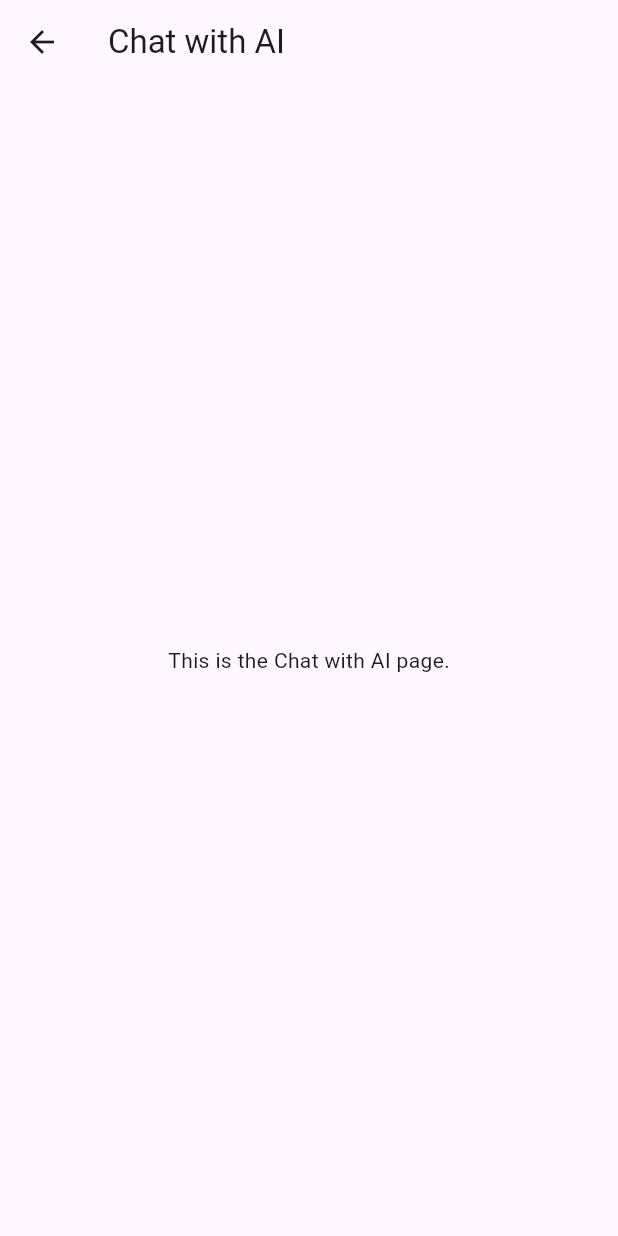
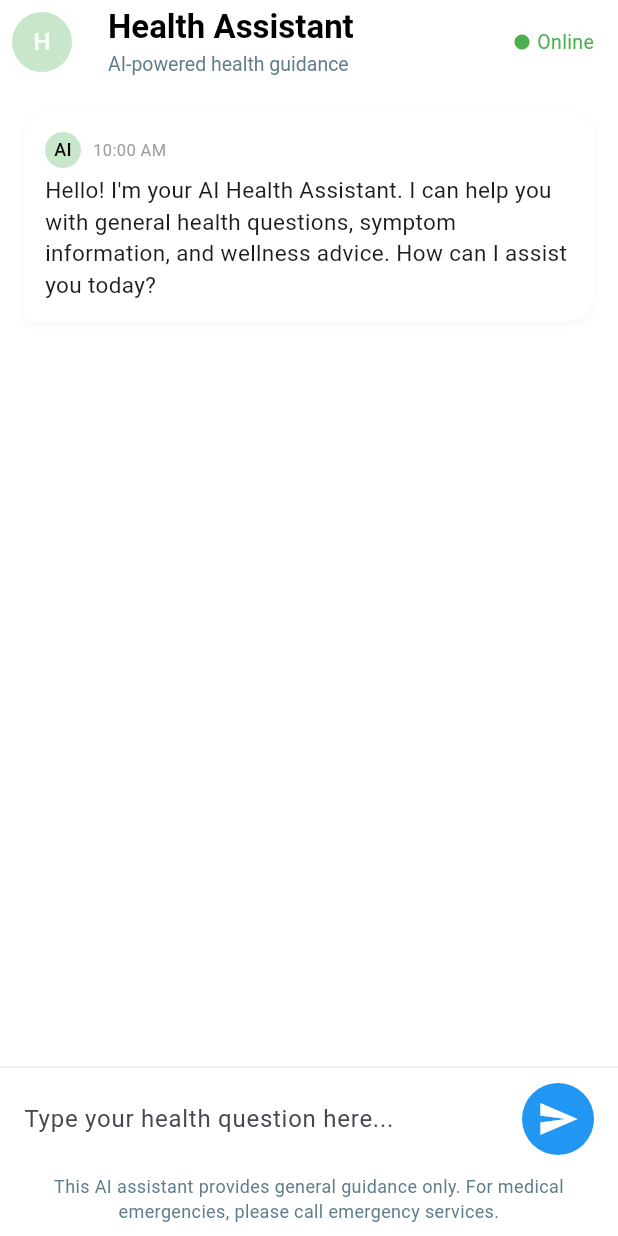
Before and after one commit to ASEGIDADANE/ai-health-assistant-app, a Flutter app: the screen it shows after launch, after a tap on "Chat with AI", on a phone screen of 412 x 824 dp. Run offline on Flutter 3.47's test engine with Material 3 defaults, Android fonts, the phone set to English and light mode, and no system bars; our stand-ins replace device_preview.

Commit message:
chat ui implemetion

```diff
--- /dev/null
+++ b/frontend/lib/views/chat_with_ai_page.dart
@@ -0,0 +1,182 @@
+import 'package:flutter/material.dart';
+
+class ChatWithAIPage extends StatefulWidget {
+  const ChatWithAIPage({Key? key}) : super(key: key);
+
+  @override
+  State<ChatWithAIPage> createState() => _ChatWithAIPageState();
+}
+
+class _ChatWithAIPageState extends State<ChatWithAIPage> {
+  final TextEditingController _controller = TextEditingController();
+  final List<_ChatMessage> _messages = [
+    _ChatMessage(
+      sender: 'AI',
+      message: "Hello! I'm your AI Health Assistant. I can help you with general health questions, symptom information, and wellness advice. How can I assist you today?",
+      time: '10:00 AM',
+      isAI: true,
+    ),
+  ];
+
+  void _sendMessage() {
+    final text = _controller.text.trim();
+    if (text.isEmpty) return;
+    setState(() {
+      _messages.add(_ChatMessage(sender: 'You', message: text, time: 'Now', isAI: false));
+      _controller.clear();
+      // Simulate AI response (replace with real API call)
+      Future.delayed(const Duration(milliseconds: 800), () {
+        setState(() {
+          _messages.add(_ChatMessage(sender: 'AI', message: "I'm here to help! (This is a static response.)", time: 'Now', isAI: true));
+        });
+      });
+    });
+  }
+
+  @override
+  Widget build(BuildContext context) {
+    return Scaffold(
+      backgroundColor: Colors.white,
+      appBar: AppBar(
+        backgroundColor: Colors.white,
+        elevation: 0,
+        leading: Padding(
+          padding: const EdgeInsets.all(8.0),
+          child: CircleAvatar(
+            backgroundColor: Colors.green[100],
+            child: const Text('H', style: TextStyle(color: Colors.white)),
+          ),
+        ),
+        title: Column(
+          crossAxisAlignment: CrossAxisAlignment.start,
+          children: const [
+            Text('Health Assistant', style: TextStyle(fontWeight: FontWeight.bold, color: Colors.black)),
+            SizedBox(height: 2),
+            Text('AI-powered health guidance', style: TextStyle(fontSize: 13, color: Colors.blueGrey)),
+          ],
+        ),
+        actions: const [
+          Padding(
+            padding: EdgeInsets.only(right: 16.0),
+            child: Row(
+              children: [
+                Icon(Icons.circle, color: Colors.green, size: 12),
+                SizedBox(width: 4),
+                Text('Online', style: TextStyle(color: Colors.green, fontSize: 13)),
+              ],
+            ),
+          ),
+        ],
+      ),
+      body: Column(
+        children: [
+          Expanded(
+            child: ListView.builder(
+              padding: const EdgeInsets.symmetric(horizontal: 16, vertical: 12),
+              itemCount: _messages.length,
+              itemBuilder: (context, index) {
+                final msg = _messages[index];
+                return Align(
+                  alignment: msg.isAI ? Alignment.centerLeft : Alignment.centerRight,
+                  child: Container(
+                    margin: const EdgeInsets.symmetric(vertical: 6),
+                    padding: const EdgeInsets.all(14),
+                    decoration: BoxDecoration(
+                      color: msg.isAI ? Colors.white : Colors.blue[50],
+                      borderRadius: BorderRadius.only(
+                        topLeft: const Radius.circular(18),
+                        topRight: const Radius.circular(18),
+                        bottomLeft: Radius.circular(msg.isAI ? 4 : 18),
+                        bottomRight: Radius.circular(msg.isAI ? 18 : 4),
+                      ),
+                      boxShadow: [
+                        BoxShadow(
+                          color: Colors.black.withOpacity(0.04),
+                          blurRadius: 4,
+                          offset: const Offset(0, 2),
+                        ),
+                      ],
+                    ),
+                    child: Column(
+                      crossAxisAlignment: CrossAxisAlignment.start,
+                      children: [
+                        if (msg.isAI)
+                          Row(
+                            children: [
+                              CircleAvatar(
+                                radius: 12,
+                                backgroundColor: Colors.green[100],
+                                child: const Text('AI', style: TextStyle(fontSize: 12, color: Colors.black)),
+                              ),
+                              const SizedBox(width: 8),
+                              Text(msg.time, style: const TextStyle(fontSize: 11, color: Colors.grey)),
+                            ],
+                          ),
+                        if (!msg.isAI)
+                          Align(
+                            alignment: Alignment.centerRight,
+                            child: Text(msg.time, style: const TextStyle(fontSize: 11, color: Colors.grey)),
+                          ),
+                        const SizedBox(height: 4),
+                        Text(msg.message, style: const TextStyle(fontSize: 15)),
+                      ],
+                    ),
+                  ),
+                );
+              },
+            ),
+          ),
+          Container(
+            padding: const EdgeInsets.symmetric(horizontal: 16, vertical: 10),
+            decoration: BoxDecoration(
+              color: Colors.white,
+              border: Border(top: BorderSide(color: Colors.grey[200]!)),
+            ),
+            child: Row(
+              children: [
+                Expanded(
+                  child: TextField(
+                    controller: _controller,
+                    decoration: const InputDecoration(
+                      hintText: 'Type your health question here...',
+                      border: InputBorder.none,
+                    ),
+                    onSubmitted: (_) => _sendMessage(),
+                  ),
+                ),
+                GestureDetector(
+                  onTap: _sendMessage,
+                  child: Container(
+                    margin: const EdgeInsets.only(left: 8),
+                    padding: const EdgeInsets.all(10),
+                    decoration: BoxDecoration(
+                      color: Colors.blue,
+                      borderRadius: BorderRadius.circular(30),
+                    ),
+                    child: const Icon(Icons.send, color: Colors.white, size: 28),
+                  ),
+                ),
+              ],
+            ),
+          ),
+          const Padding(
+            padding: EdgeInsets.only(bottom: 8.0, top: 2),
+            child: Text(
+              'This AI assistant provides general guidance only. For medical emergencies, please call emergency services.',
+              style: TextStyle(fontSize: 12, color: Colors.blueGrey),
+              textAlign: TextAlign.center,
+            ),
+          ),
+        ],
+      ),
+    );
+  }
+}
+
+class _ChatMessage {
+  final String sender;
+  final String message;
+  final String time;
+  final bool isAI;
+  _ChatMessage({required this.sender, required this.message, required this.time, required this.isAI});
+}
--- a/frontend/lib/views/homeScreen.dart
+++ b/frontend/lib/views/homeScreen.dart
@@ -1,4 +1,5 @@
 import 'package:flutter/material.dart';
+import 'package:frontend/views/chat_with_ai_page.dart';
 import 'package:frontend/views/first_aid_guidScreen.dart';
 
 class homeScreen extends StatelessWidget {
@@ -50,9 +51,7 @@ class homeScreen extends StatelessWidget {
                           context,
                           MaterialPageRoute(
                             builder:
-                                (_) => const PlaceholderPage(
-                                  title: 'Chat with AI',
-                                ),
+                                (_) => ChatWithAIPage()
                           ),
                         ),
                   ),
```
